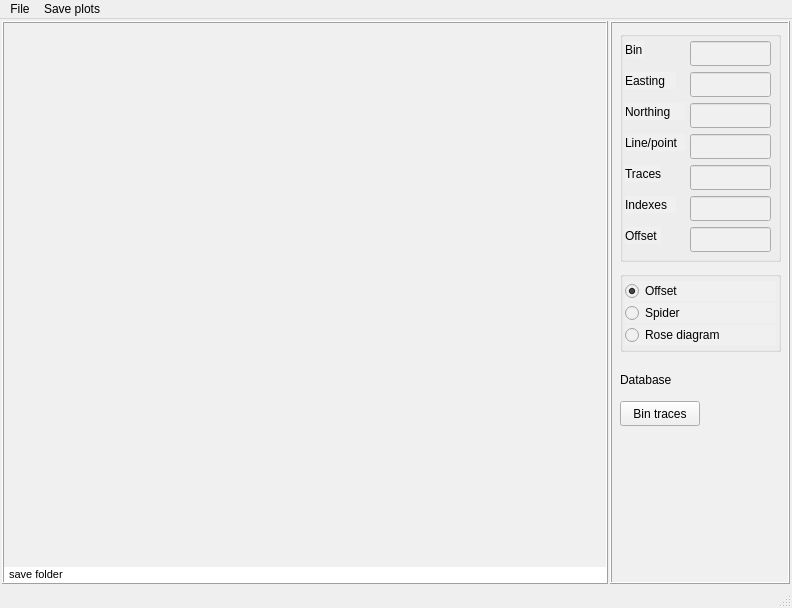
Old version of the form plugins/bin_select/binning_plots.ui in the repository bvermeulen/QGIS.
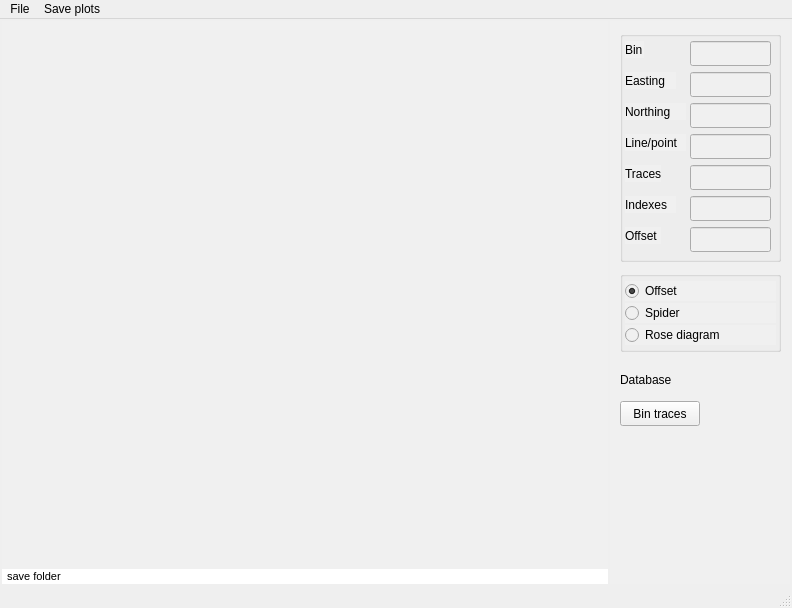
New version of the form.

Diff of the .ui file:
```diff
--- a/plugins/bin_select/binning_plots.ui
+++ b/plugins/bin_select/binning_plots.ui
@@ -66,10 +66,10 @@
        <string notr="true">background-color:#F0F0F0</string>
       </property>
       <property name="frameShape">
-       <enum>QFrame::Shape::Box</enum>
+       <enum>QFrame::NoFrame</enum>
       </property>
       <property name="frameShadow">
-       <enum>QFrame::Shadow::Raised</enum>
+       <enum>QFrame::Plain</enum>
       </property>
       <property name="lineWidth">
        <number>1</number>
@@ -250,10 +250,10 @@
        <string notr="true">background-color: #F0F0F0</string>
       </property>
       <property name="frameShape">
-       <enum>QFrame::Shape::Box</enum>
+       <enum>QFrame::NoFrame</enum>
       </property>
       <property name="frameShadow">
-       <enum>QFrame::Shadow::Raised</enum>
+       <enum>QFrame::Plain</enum>
       </property>
       <property name="lineWidth">
        <number>1</number>
```
Left out of the diff: 6 changed lines with no effect on the pictures.
